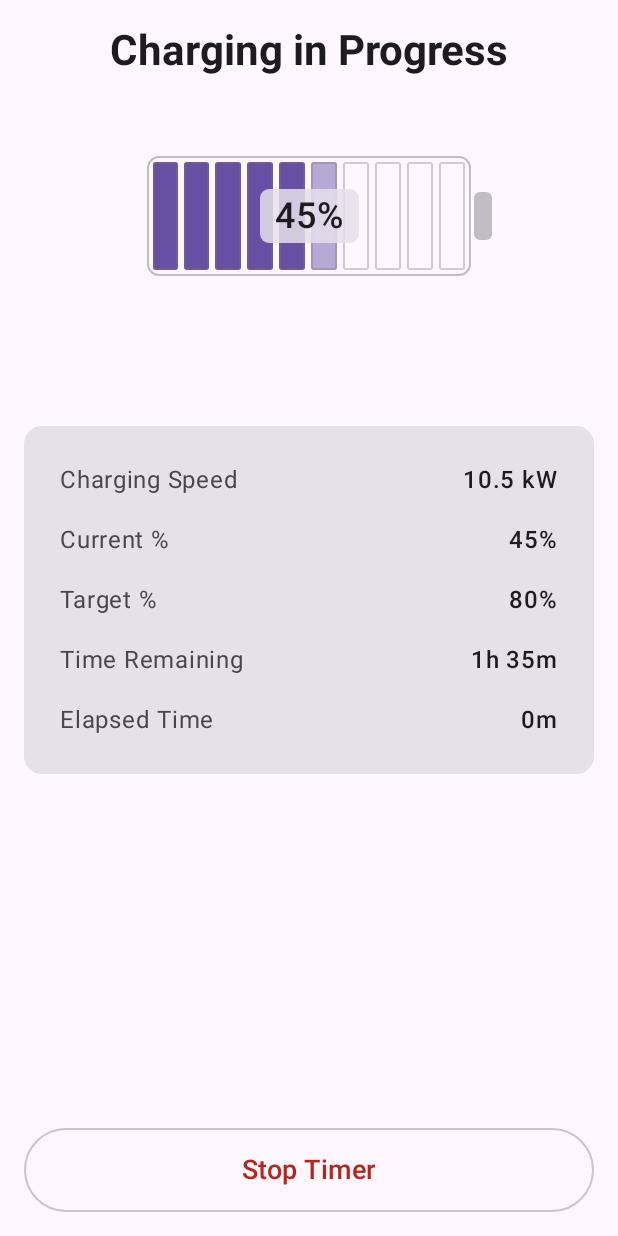
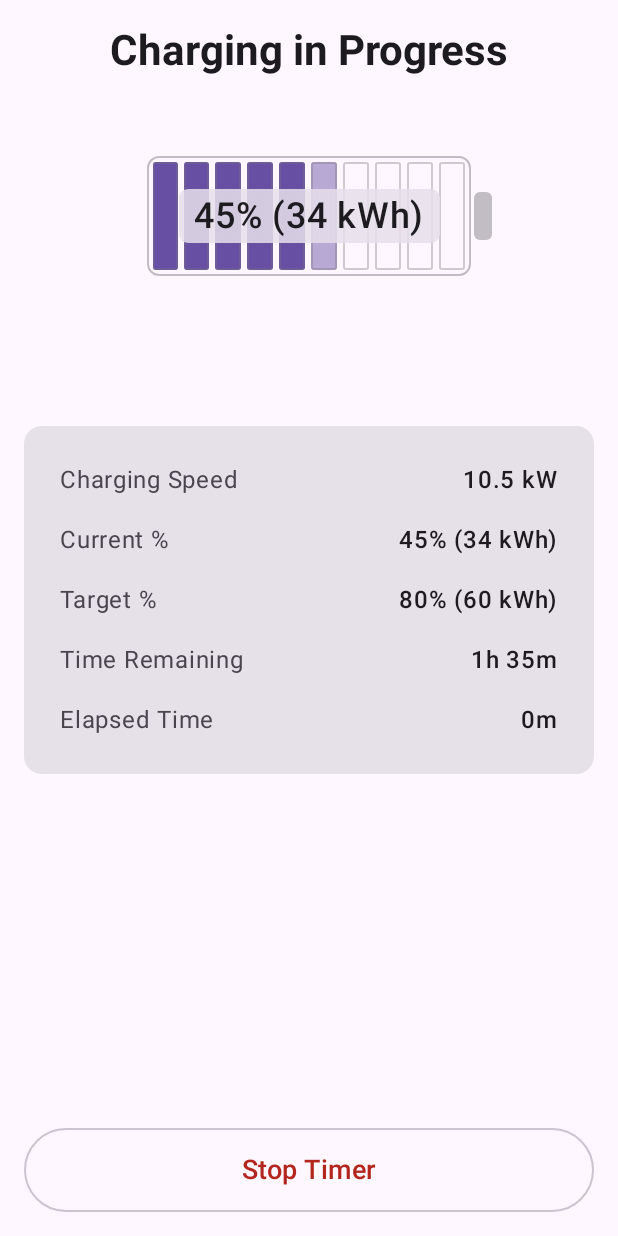
Before and after one commit to anod/charging-timer-ev, an Android app built with Jetpack Compose: the @Preview function RunningTimerScreenPreview, on a phone screen of 412 x 824 dp. Run offline under Robolectric (Android 15) with nearby library versions, the phone set to English and light mode, and no system bars.

Commit message:
Add kWh near percentage in initial screen and charging screen
Co-authored-by: anod <171704+anod@users.noreply.github.com>

```diff
--- a/composeApp/src/commonMain/kotlin/info/anodsplace/evtimer/ui/RunningTimerScreen.kt
+++ b/composeApp/src/commonMain/kotlin/info/anodsplace/evtimer/ui/RunningTimerScreen.kt
@@ -119,7 +119,8 @@ fun RunningTimerScreen(
             // Battery indicator with animated charging cell
             BatteryChargingIndicator(
                 currentPercent = calculation.estimatedPercent,
-                maxPercent = settings.maxPercent
+                maxPercent = settings.maxPercent,
+                batteryCapacity = settings.batteryCapacity
             )
 
             Spacer(modifier = Modifier.height(16.dp))
@@ -137,14 +138,16 @@ fun RunningTimerScreen(
                         value = "${calculation.chargingSpeed} kW"
                     )
 
+                    val currentKwh = (settings.batteryCapacity * calculation.estimatedPercent / 100f).roundToInt()
                     StatRow(
                         label = "Current %",
-                        value = "${calculation.estimatedPercent.roundToInt()}%"
+                        value = "${calculation.estimatedPercent.roundToInt()}% ($currentKwh kWh)"
                     )
 
+                    val targetKwh = (settings.batteryCapacity * settings.maxPercent / 100f).roundToInt()
                     StatRow(
                         label = "Target %",
-                        value = "${settings.maxPercent.roundToInt()}%"
+                        value = "${settings.maxPercent.roundToInt()}% ($targetKwh kWh)"
                     )
 
                     StatRow(
@@ -180,12 +183,14 @@ fun RunningTimerScreen(
 fun BatteryChargingIndicator(
     currentPercent: Float,
     maxPercent: Float,
+    batteryCapacity: Float,
     modifier: Modifier = Modifier,
     cellCount: Int = 10
 ) {
     val fraction = if (maxPercent > 0) (currentPercent / maxPercent).coerceIn(0f, 1f) else 0f
     val fullCells = (fraction * cellCount).toInt()
     val isPartial = fraction < 1f && fullCells < cellCount
+    val currentKwh = (batteryCapacity * currentPercent / 100f).roundToInt()
 
     // Blink animation for the currently charging (next) cell
     val infiniteTransition = rememberInfiniteTransition()
@@ -238,7 +243,7 @@ fun BatteryChargingIndicator(
                     )
                 }
             }
-            // Percentage text centered with background for contrast
+            // Percentage and kWh text centered with background for contrast
             Box(
                 modifier = Modifier
                     .align(Alignment.Center)
@@ -246,7 +251,7 @@ fun BatteryChargingIndicator(
                     .padding(horizontal = 10.dp, vertical = 4.dp)
             ) {
                 Text(
-                    text = "${currentPercent.roundToInt()}%",
+                    text = "${currentPercent.roundToInt()}% ($currentKwh kWh)",
                     fontSize = 24.sp,
                     fontWeight = FontWeight.SemiBold,
                     color = MaterialTheme.colorScheme.onSurface
```
Also changed, not shown: composeApp/src/commonMain/kotlin/info/anodsplace/evtimer/ui/ConfigurationScreen.kt (+8 -2 lines).
